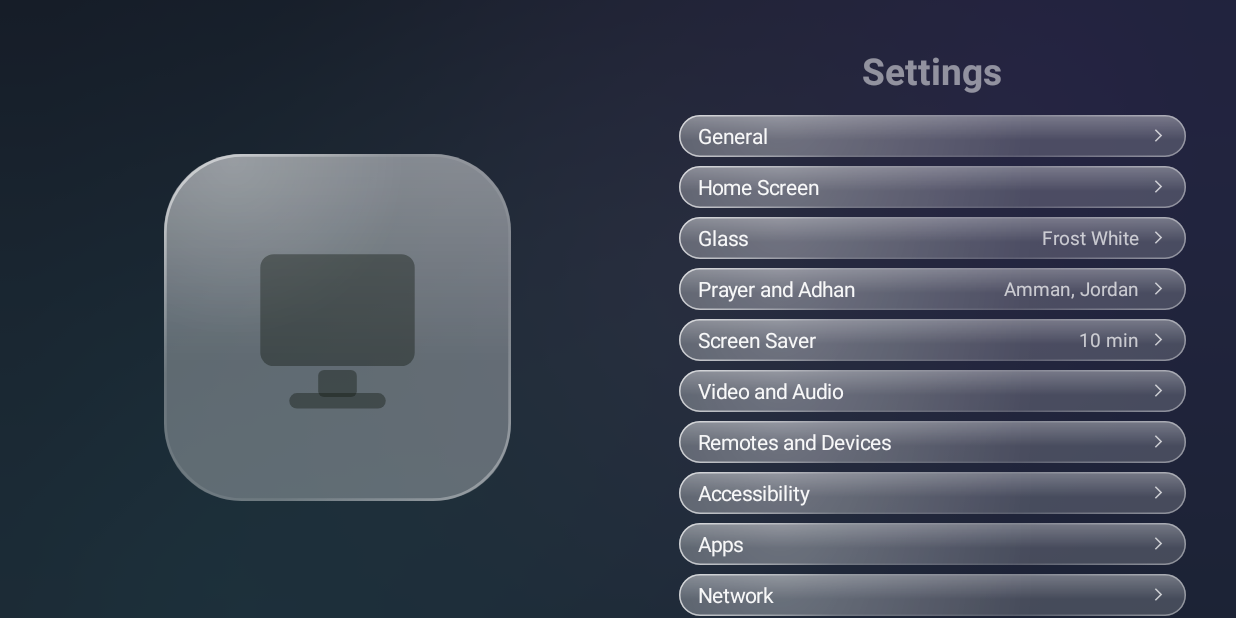
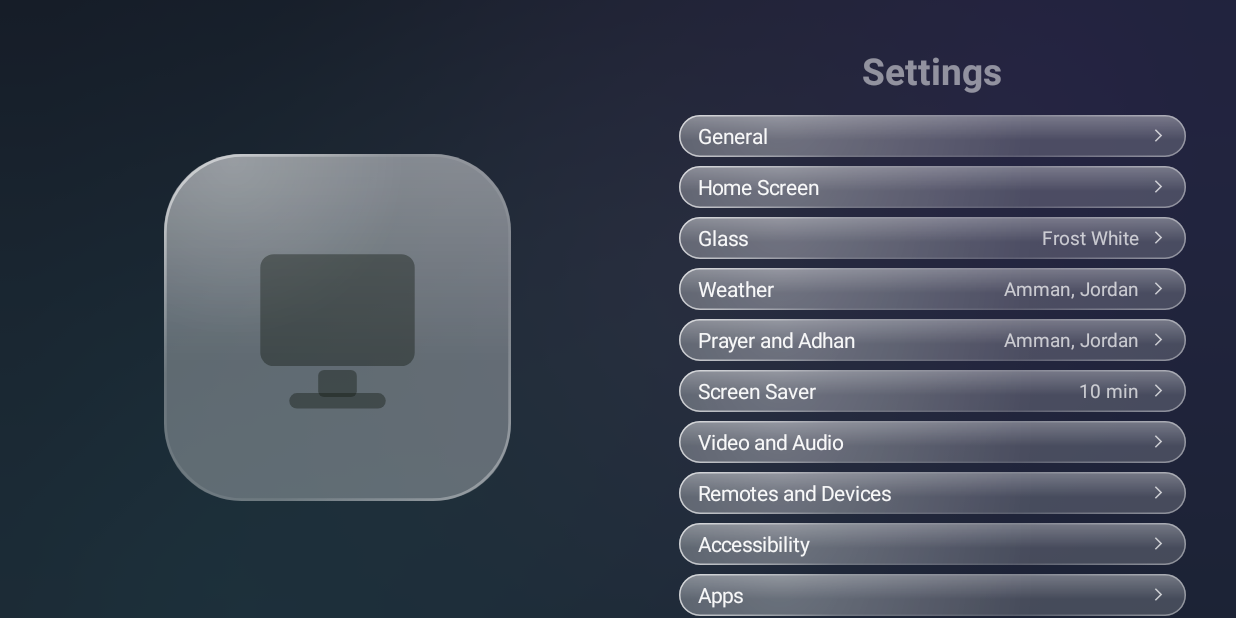
Before and after one commit to eliasreyad01-a11y/MyTVLauncher2, an Android app: the screen it shows after launch (SettingsActivity), after a tap on "Settings", on a phone screen of 824 x 412 dp (held sideways). Run offline under Robolectric (Android 15) with nearby library versions, the phone set to English and light mode, and no system bars; pictures from the network do not load.

Commit message:
2.9.0: weather settings page with its own city
Co-Authored-By: Claude Sonnet 5.5 <noreply@anthropic.com>
Claude-Session: https://claude.ai/code/session_01DP3nzxpFvBQ9fy9hjQ83Jw

```diff
--- a/app/build.gradle.kts
+++ b/app/build.gradle.kts
@@ -11,8 +11,8 @@ android {
         applicationId = "com.mytv.tvos"
         minSdk = 26
         targetSdk = 34
-        versionCode = 22
-        versionName = "2.8.2"
+        versionCode = 23
+        versionName = "2.9.0"
     }
 
     signingConfigs {
--- a/app/src/main/java/com/mytv/tvos/I18n.kt
+++ b/app/src/main/java/com/mytv/tvos/I18n.kt
@@ -9,7 +9,7 @@ object L {
         "Screen Saver" to "شاشة التوقف", "Video and Audio" to "الفيديو والصوت", "Remotes and Devices" to "الريموت والأجهزة",
         "Accessibility" to "سهولة الاستخدام", "Apps" to "التطبيقات", "Network" to "الشبكة", "System" to "النظام",
         "Appearance" to "المظهر", "Language and Region" to "اللغة والمنطقة", "Date and Time" to "التاريخ والوقت", "Storage" to "التخزين", "About" to "حول",
-        "Language" to "اللغة", "English" to "English", "Time Format" to "صيغة الوقت", "Numerals" to "الأرقام", "Text Contrast" to "تباين الخطوط", "Normal" to "عادي", "High" to "عالٍ", "Maximum" to "أقصى", "Custom Color" to "لون مخصص", "Hue" to "الصبغة", "Saturation" to "التشبع", "Brightness" to "السطوع", "Done" to "تم", "English (0-9)" to "إنجليزية (0-9)", "Arabic (٠-٩)" to "عربية (٠-٩)", "24-Hour" to "24 ساعة", "12-Hour" to "12 ساعة", "System" to "النظام",
+        "Language" to "اللغة", "English" to "English", "Time Format" to "صيغة الوقت", "Numerals" to "الأرقام", "Use Prayer City" to "استخدام مدينة الصلاة", "Hide Weather on Home Screen" to "إخفاء الطقس من الشاشة الرئيسية", "Show the weather only on the Weather page." to "عرض الطقس في صفحة الطقس فقط.", "Text Contrast" to "تباين الخطوط", "Normal" to "عادي", "High" to "عالٍ", "Maximum" to "أقصى", "Custom Color" to "لون مخصص", "Hue" to "الصبغة", "Saturation" to "التشبع", "Brightness" to "السطوع", "Done" to "تم", "English (0-9)" to "إنجليزية (0-9)", "Arabic (٠-٩)" to "عربية (٠-٩)", "24-Hour" to "24 ساعة", "12-Hour" to "12 ساعة", "System" to "النظام",
         "Time Zone" to "المنطقة الزمنية", "Automatic" to "تلقائي", "Automatic (by city)" to "تلقائي (حسب المدينة)", "UTC+3 (Amman, summer time)" to "UTC+3 (عمّان، توقيت صيفي)",
         "Date Display" to "عرض التاريخ", "Gregorian and Hijri" to "ميلادي وهجري", "Gregorian" to "ميلادي", "Hijri" to "هجري",
         "Hijri Date Adjustment" to "تعديل التاريخ الهجري", "day" to "يوم",
--- a/app/src/main/java/com/mytv/tvos/MainActivity.kt
+++ b/app/src/main/java/com/mytv/tvos/MainActivity.kt
@@ -285,13 +285,13 @@ class MainActivity : Activity() {
         updateStrip()
         val p = Prefs(this)
         val w = weather
-        if (w == null) wxPill.visibility = View.GONE else {
+        if (w == null || sp.getBoolean("wx_hide", false)) wxPill.visibility = View.GONE else {
             wxPill.visibility = View.VISIBLE
             val night = !w.isDay
             wxGlyph.set(w.code, night)
             val temp = "${w.tempC}°"
             val rest = "  ${L.t(getString(Weather.labelRes(w.code)))}  ·  ${w.today.maxC}°/${w.today.minC}°"
-            val city = Prefs(this).cityName.substringBefore(",").trim()
+            val city = Prefs(this).weatherCityName.substringBefore(",").trim()
             val head = if (city.isEmpty()) "" else "$city   "
             val sp2 = android.text.SpannableString(head + temp + rest)
             sp2.setSpan(android.text.style.AbsoluteSizeSpan(u.i(38f)), head.length, head.length + temp.length, 0)
@@ -316,7 +316,7 @@ class MainActivity : Activity() {
             val p = Prefs(app)
             CityClock.ensure(app)
             val n = try { PrayerRepository.nextPrayer(app, false) } catch (_: Exception) { null }
-            val w = WeatherRepository.fetch(p.latitude, p.longitude)
+            val w = WeatherRepository.fetch(p.weatherLat, p.weatherLon)
             val pt = try { PrayerRepository.getTimings(app, PrayerRepository.cityToday(app))?.times } catch (_: Exception) { null }
             runOnUiThread {
                 if (isDestroyed) return@runOnUiThread
--- a/app/src/main/java/com/mytv/tvos/Pages.kt
+++ b/app/src/main/java/com/mytv/tvos/Pages.kt
@@ -257,7 +257,7 @@ class Pages(private val a: MainActivity) {
         val root = scrim()
         val col = LinearLayout(a).apply { orientation = LinearLayout.VERTICAL; setPadding(safe, u.i(140f), safe, u.i(60f)) }
         val head = LinearLayout(a).apply { orientation = LinearLayout.VERTICAL }
-        head.addView(text(Prefs(a).cityName, 54f, 0xFFFFFFFF.toInt(), true).apply { maxLines = 1; ellipsize = android.text.TextUtils.TruncateAt.END })
+        head.addView(text(Prefs(a).weatherCityName, 54f, 0xFFFFFFFF.toInt(), true).apply { maxLines = 1; ellipsize = android.text.TextUtils.TruncateAt.END })
         col.addView(head)
         val body = LinearLayout(a).apply { orientation = LinearLayout.VERTICAL }
         col.addView(body, LinearLayout.LayoutParams(-1, 0, 1f).apply { topMargin = u.i(16f) })
@@ -383,7 +383,7 @@ class Pages(private val a: MainActivity) {
             val app = a.applicationContext
             Thread {
                 val p = Prefs(app)
-                val w = WeatherRepository.fetch(p.latitude, p.longitude)
+                val w = WeatherRepository.fetch(p.weatherLat, p.weatherLon)
                 if (w != null) Net.evidence()
                 ui.post {
                     if (a.isDestroyed || root.parent == null) return@post
--- a/app/src/main/java/com/mytv/tvos/Prefs.kt
+++ b/app/src/main/java/com/mytv/tvos/Prefs.kt
@@ -118,6 +118,19 @@ class Prefs(context: Context) {
     var longitude: Double
         get() = (sp.getString("lon", null) ?: "35.9106").toDoubleOrNull() ?: 35.9106
         set(value) = putString("lon", value.toString())
+
+    /** The weather city: its own choice, or the prayer city when none was chosen. */
+    var weatherCustom: Boolean
+        get() = sp.getString("wx_lat", null) != null
+        set(value) { if (!value) sp.edit().remove("wx_lat").remove("wx_lon").remove("wx_city").apply() }
+
+    val weatherCityName: String get() = if (weatherCustom) sp.getString("wx_city", cityName) ?: cityName else cityName
+    val weatherLat: Double get() = if (weatherCustom) sp.getString("wx_lat", null)?.toDoubleOrNull() ?: latitude else latitude
+    val weatherLon: Double get() = if (weatherCustom) sp.getString("wx_lon", null)?.toDoubleOrNull() ?: longitude else longitude
+
+    fun setWeatherCity(name: String, lat: Double, lon: Double) {
+        sp.edit().putString("wx_city", name).putString("wx_lat", lat.toString()).putString("wx_lon", lon.toString()).apply()
+    }
 
     /** Aladhan calculation method id. 23 = Jordan (Ministry of Awqaf). */
     var method: Int
```
Also changed, not shown: app/src/main/java/com/mytv/tvos/SettingsActivity.kt (+13 -2 lines), 1 other file.
